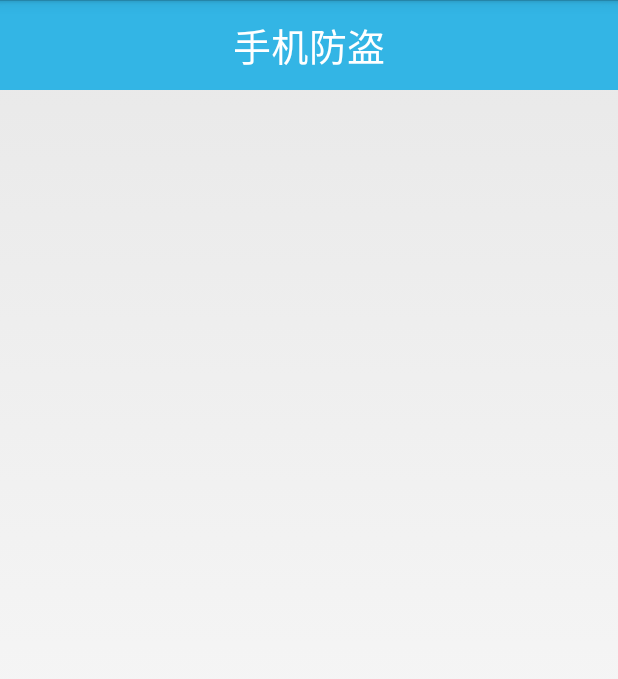
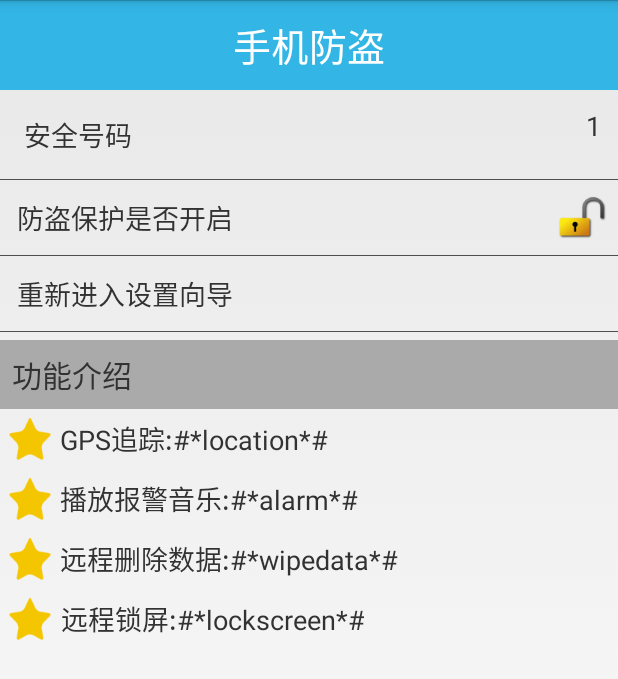
Before and after one commit to Adolphsa/MobileSafe, an Android app: the MobileSafe screen opened directly, with no data from a screen before it, on a phone screen of 412 x 824 dp. Shown: the top 679 px of the screen. Run offline under Robolectric (Android 15) with nearby library versions, the phone set to English and light mode, and no system bars; network calls fail.

Commit message:
2016/04/22  新增手机防盗设置向导和手机防盗布局文件

```diff
--- a/app/src/main/AndroidManifest.xml
+++ b/app/src/main/AndroidManifest.xml
@@ -19,6 +19,10 @@
         <activity android:name=".activity.MainActivity"/>
         <activity android:name=".activity.MobileSafe"/>
         <activity android:name=".activity.Setting"/>
+        <activity android:name=".activity.GuideActivity1"/>
+        <activity android:name=".activity.GuideActivity2"/>
+        <activity android:name=".activity.GuideActivity3"/>
+        <activity android:name=".activity.GuideActivity4"/>
     </application>
 
     <uses-permission android:name="android.permission.INTERNET"/>
--- a/app/src/main/java/com/zividig/mobilesafe/activity/MobileSafe.java
+++ b/app/src/main/java/com/zividig/mobilesafe/activity/MobileSafe.java
@@ -1,7 +1,11 @@
 package com.zividig.mobilesafe.activity;
 
 import android.app.Activity;
+import android.content.Intent;
+import android.content.SharedPreferences;
 import android.os.Bundle;
+import android.view.View;
+import android.widget.RelativeLayout;
 
 import com.zividig.mobilesafe.R;
 
@@ -11,10 +15,28 @@ import com.zividig.mobilesafe.R;
  */
 public class MobileSafe extends Activity {
 
+    private SharedPreferences mPref;
+
     @Override
     protected void onCreate(Bundle savedInstanceState) {
         super.onCreate(savedInstanceState);
-        setContentView(R.layout.activity_mobile_safe);
+        mPref = getSharedPreferences("config", MODE_PRIVATE);
+        boolean isFirst = mPref.getBoolean("isFirst", false);
+        if (isFirst){
+            setContentView(R.layout.activity_mobile_safe);
+            RelativeLayout rlAgainSetGuide = (RelativeLayout) findViewById(R.id.rl_ms_again_guide);
+            rlAgainSetGuide.setOnClickListener(new View.OnClickListener() {
+                @Override
+                public void onClick(View v) {
+                    startActivity(new Intent(MobileSafe.this,GuideActivity1.class));
+                    finish();
+                }
+            });
+        }else {
+            startActivity(new Intent(MobileSafe.this,GuideActivity1.class));
+            finish();
+        }
+
 
 
     }
--- /dev/null
+++ b/app/src/main/res/anim/right_in.xml
@@ -0,0 +1,5 @@
+<?xml version="1.0" encoding="utf-8"?>
+<set xmlns:android="http://schemas.android.com/apk/res/android"
+    android:duration="300">
+    <translate android:fromXDelta="100%p" android:toXDelta="0"/>
+</set>
--- /dev/null
+++ b/app/src/main/res/anim/right_out.xml
@@ -0,0 +1,5 @@
+<?xml version="1.0" encoding="utf-8"?>
+<set xmlns:android="http://schemas.android.com/apk/res/android"
+    android:duration="300">
+    <translate android:fromXDelta="0" android:toXDelta="100%p"/>
+</set>
--- a/app/src/main/res/layout/activity_guide1.xml
+++ b/app/src/main/res/layout/activity_guide1.xml
@@ -70,6 +70,7 @@
             android:layout_centerInParent="true"
              />
         <Button
+            android:id="@+id/bt_guide1_next"
             android:layout_width="wrap_content"
             android:layout_height="wrap_content"
             android:text="下一步"
--- a/app/src/main/res/layout/activity_guide2.xml
+++ b/app/src/main/res/layout/activity_guide2.xml
@@ -66,6 +66,7 @@
             android:layout_centerInParent="true"
             />
         <Button
+            android:id="@+id/bt_guide2_next"
             android:layout_width="wrap_content"
             android:layout_height="wrap_content"
             android:text="下一步"
@@ -74,6 +75,7 @@
             android:padding="10dp"
             />
         <Button
+            android:id="@+id/bt_guide2_pre"
             android:layout_width="wrap_content"
             android:layout_height="wrap_content"
             android:text="上一步"
--- a/app/src/main/res/layout/activity_guide3.xml
+++ b/app/src/main/res/layout/activity_guide3.xml
@@ -71,6 +71,7 @@
             android:layout_centerInParent="true"
             />
         <Button
+            android:id="@+id/bt_guide3_next"
             android:layout_width="wrap_content"
             android:layout_height="wrap_content"
             android:text="下一步"
@@ -79,6 +80,7 @@
             android:padding="10dp"
             />
         <Button
+            android:id="@+id/bt_guide3_pre"
             android:layout_width="wrap_content"
             android:layout_height="wrap_content"
             android:text="上一步"
--- a/app/src/main/res/layout/activity_guide4.xml
+++ b/app/src/main/res/layout/activity_guide4.xml
@@ -52,14 +52,16 @@
             android:layout_centerInParent="true"
             />
         <Button
+            android:id="@+id/bt_guide4_complete"
             android:layout_width="wrap_content"
             android:layout_height="wrap_content"
-            android:text="下一步"
+            android:text="设置完成"
             android:layout_alignParentBottom="true"
             android:layout_alignParentRight="true"
             android:padding="10dp"
             />
         <Button
+            android:id="@+id/bt_guide4_pre"
             android:layout_width="wrap_content"
             android:layout_height="wrap_content"
             android:text="上一步"
--- a/app/src/main/res/layout/activity_mobile_safe.xml
+++ b/app/src/main/res/layout/activity_mobile_safe.xml
@@ -9,5 +9,97 @@
         android:text="手机防盗"
         android:gravity="center"
         />
+    <RelativeLayout
+        android:layout_width="match_parent"
+        android:layout_height="wrap_content"
+        android:padding="8dp"
+        >
+        <TextView
+            android:layout_width="wrap_content"
+            android:layout_height="wrap_content"
+            android:text="安全号码"
+            android:textSize="18sp"
+            android:padding="8dp"
+            />
+        <TextView
+            android:layout_width="wrap_content"
+            android:layout_height="wrap_content"
+            android:layout_alignParentRight="true"
+            android:text="1"
+            android:textSize="18sp"
+            android:padding="3dp"
+            />
+    </RelativeLayout>
+    <View
+        android:layout_width="match_parent"
+        android:layout_height="0.2dp"
+        android:background="#a000"/>
+    <RelativeLayout
+        android:layout_width="match_parent"
+        android:layout_height="wrap_content"
+        android:padding="8dp"
+        >
+        <TextView
+            android:layout_width="wrap_content"
+            android:layout_height="wrap_content"
+            android:text="防盗保护是否开启"
+            android:textSize="18sp"
+            android:padding="3dp"
+            />
+        <ImageView
+            android:layout_width="wrap_content"
+            android:layout_height="wrap_content"
+            android:layout_alignParentRight="true"
+            android:src="@mipmap/unlock"
+            />
+    </RelativeLayout>
+    <View
+        android:layout_width="match_parent"
+        android:layout_height="0.2dp"
+        android:background="#a000"/>
+    <RelativeLayout
+        android:id="@+id/rl_ms_again_guide"
+        android:layout_width="match_parent"
+        android:layout_height="wrap_content"
+        android:padding="8dp"
+        >
+        <TextView
+            android:layout_width="wrap_content"
+            android:layout_height="wrap_content"
+            android:text="重新进入设置向导"
+            android:textSize="18sp"
+            android:padding="3dp"
+            />
+    </RelativeLayout>
+    <View
+        android:layout_width="match_parent"
+        android:layout_height="0.2dp"
+        android:background="#a000"/>
+
+    <TextView
+        android:layout_width="match_parent"
+        android:layout_height="wrap_content"
+        android:layout_marginTop="5dp"
+        android:text="功能介绍"
+        android:textSize="20sp"
+        android:padding="8dp"
+        android:background="@android:color/darker_gray"
+        />
+    <TextView
+    style="@style/GuideTextViewStyle"
+    android:text="GPS追踪:#*location*#"
+    />
+    <TextView
+        style="@style/GuideTextViewStyle"
+        android:text="播放报警音乐:#*alarm*#"
+        />
+    <TextView
+        style="@style/GuideTextViewStyle"
+        android:text="远程删除数据:#*wipedata*#"
+        />
+    <TextView
+        style="@style/GuideTextViewStyle"
+        android:text="远程锁屏:#*lockscreen*#"
+        />
 
 </LinearLayout>
```
Also changed, not shown: app/src/main/java/com/zividig/mobilesafe/activity/GuideActivity1.java (+18 -0 lines), app/src/main/java/com/zividig/mobilesafe/activity/GuideActivity2.java (+28 -0 lines), app/src/main/java/com/zividig/mobilesafe/activity/GuideActivity3.java (+28 -0 lines), app/src/main/java/com/zividig/mobilesafe/activity/GuideActivity4.java (+33 -0 lines), app/src/main/java/com/zividig/mobilesafe/activity/MainActivity.java (+5 -2 lines), app/src/main/java/com/zividig/mobilesafe/activity/utils/MD5Utils.java (added, +39 -0 lines), app/src/main/res/anim/left_in.xml (added, +8 -0 lines), app/src/main/res/anim/left_out.xml (added, +8 -0 lines).
